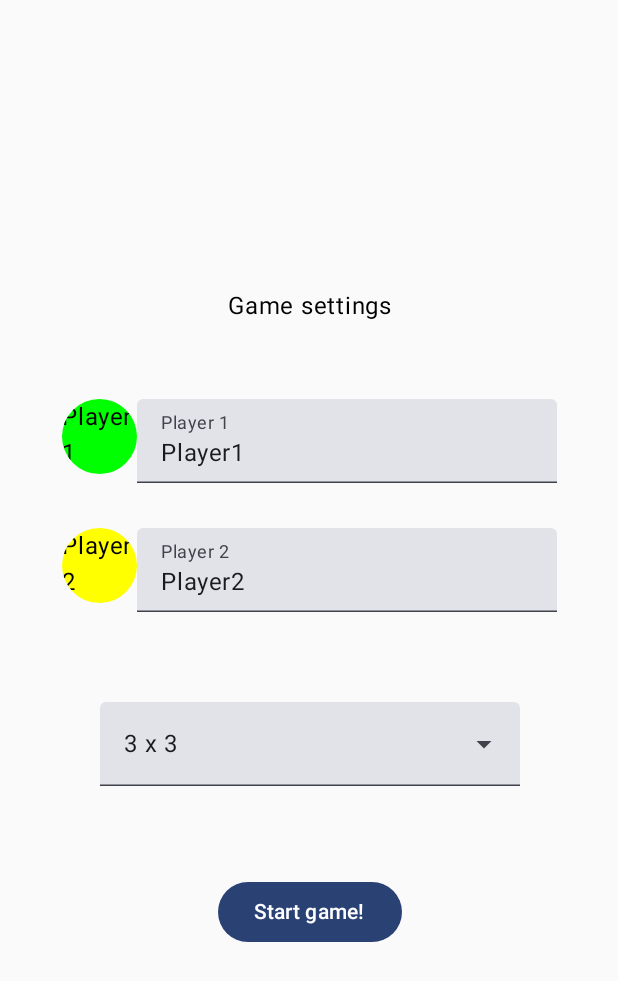
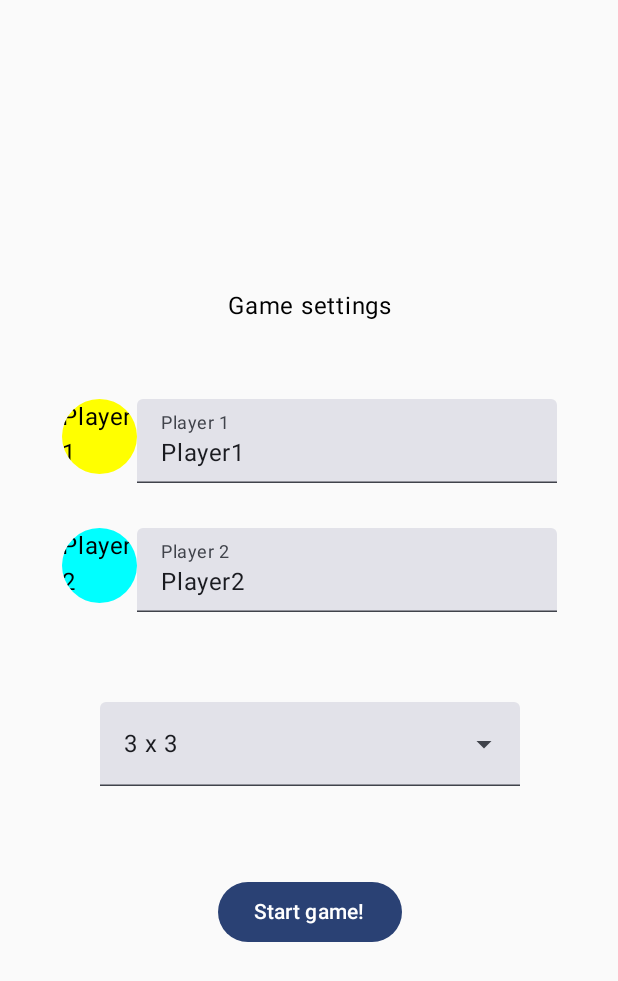
Before and after one commit to MatLeg25/ConnectCoins-KotlinGame, an Android app built with Jetpack Compose: the screen it shows after launch (MainActivity), after a tap on an icon or button, on a phone screen of 412 x 824 dp. Shown: the top 981 px of the screen. Run offline under Robolectric (Android 15) with nearby library versions, the phone set to English and light mode, and no system bars; 1 other tap on this screen came first.

Commit message:
set players color - prevent duplicates implemented

```diff
--- a/app/src/main/java/com/example/connectcoins/ui/GameViewModel.kt
+++ b/app/src/main/java/com/example/connectcoins/ui/GameViewModel.kt
@@ -18,6 +18,8 @@
     private var totalMoves: Int = 0
     private lateinit var validator: Validator
     private var gameBoardSize = 3
+    var backgroundColor = Color.Green
+        private set
 
     // Game UI state
     private val _settings = MutableStateFlow(
@@ -143,14 +145,20 @@
         }
     }
 
+    val allColors = listOf(
+        Color.Black, Color.DarkGray, Color.Gray, Color.LightGray, Color.White, Color.Red, Color.Green,
+        Color.Blue, Color.Yellow, Color.Cyan, Color.Magenta,
+    )
     private fun getNextColor(currentColor: Color): Color {
-        val colors = listOf(
-            Color.Black, Color.DarkGray, Color.Gray, Color.LightGray, Color.White, Color.Red, Color.Green,
-            Color.Blue, Color.Yellow, Color.Cyan, Color.Magenta,
-        )
-        val currentColorIndex = colors.indexOf(currentColor)
-        val nextColorIndex = (currentColorIndex + 1).takeIf { it<colors.size } ?: 0
-        return colors[nextColorIndex]
+        val usedColors = players.map { it.color }.toMutableSet()
+        usedColors.add(backgroundColor)
+
+        val currentColorIndex = allColors.indexOf(currentColor)
+        val nextColorIndex = (currentColorIndex + 1).takeIf { it<allColors.size } ?: 0
+
+        val nextColor = allColors[nextColorIndex]
+        return if (nextColor in usedColors) getNextColor(nextColor)
+                else nextColor
     }
 
 
--- a/app/src/main/java/com/example/connectcoins/ui/TableScreen.kt
+++ b/app/src/main/java/com/example/connectcoins/ui/TableScreen.kt
@@ -61,7 +61,7 @@
     ) {
         Text(text = "${columnIdx + 1}")
         items.forEach {
-            val color = if (it.playerId != null) viewModel.getPlayer(it.playerId!!).color else Color.Green
+            val color = if (it.playerId != null) viewModel.getPlayer(it.playerId!!).color else viewModel.backgroundColor
             CellItem(item = it, color)
         }
 
```
